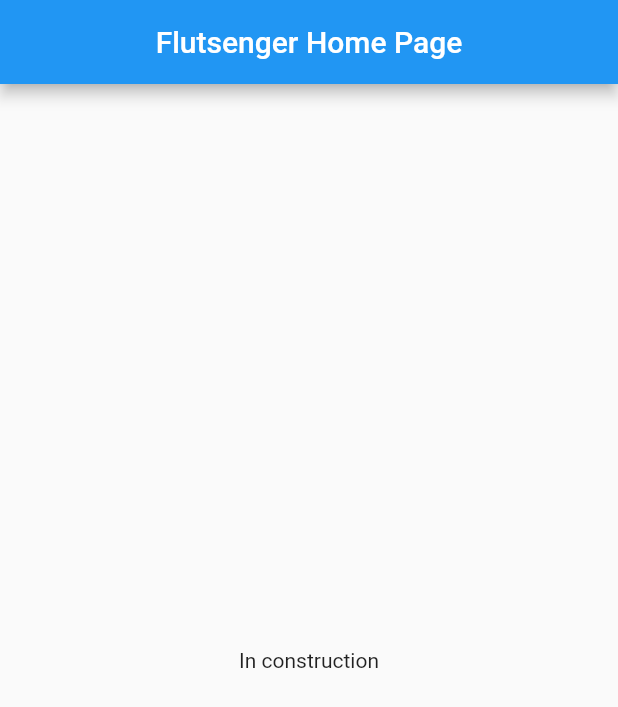
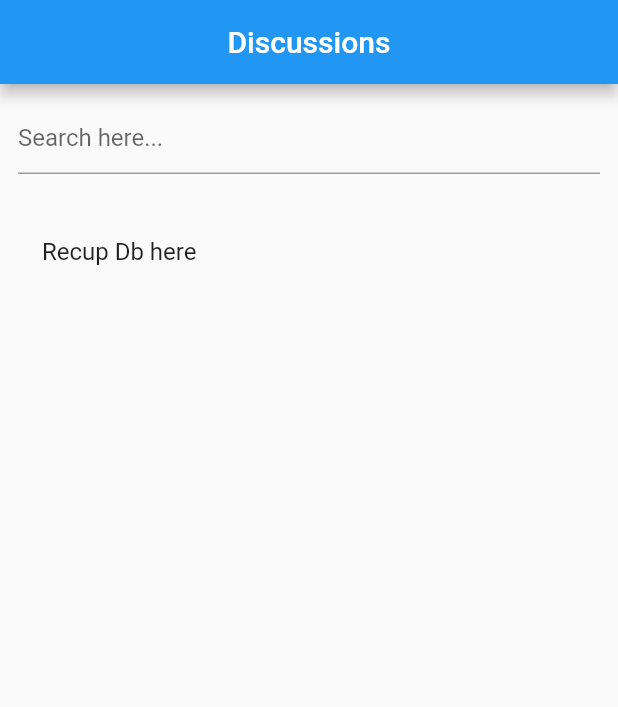
Before and after one commit to lerimeur/flutsenger, a Flutter app: the screen it shows after launch, on a phone screen of 412 x 824 dp. Shown: the top 707 px of the screen. Run offline on Flutter 3.47's test engine with Material 2 defaults, Android fonts, the light colour scheme and no system bars.

Commit message:
Add login.dart files and function with a search bar

```diff
--- a/flutsenger_app/lib/main.dart
+++ b/flutsenger_app/lib/main.dart
@@ -1,4 +1,5 @@
 import 'package:flutter/material.dart';
+import 'namesearch.dart';
 
 void main() {
   runApp(MyApp());
@@ -8,45 +9,13 @@ class MyApp extends StatelessWidget {
   @override
   Widget build(BuildContext context) {
     return MaterialApp(
-      title: 'Flutsenger',
-      theme: ThemeData(
-        primarySwatch: Colors.blue,
-        visualDensity: VisualDensity.adaptivePlatformDensity,
-      ),
-      home: MyHomePage(title: 'Flutsenger Home Page'),
-    );
+        title: 'Flutsenger',
+        theme: ThemeData(
+          primarySwatch: Colors.blue,
+          visualDensity: VisualDensity.adaptivePlatformDensity,
+        ),
+        home: Scaffold(
+            appBar: AppBar(centerTitle: true, title: Text("Discussions")),
+            body: Center(child: NameSearch())));
   }
 }
-
-class MyHomePage extends StatefulWidget {
-  MyHomePage({Key key, this.title}) : super(key: key);
-
-  final String title;
-
-  @override
-  _MyHomePageState createState() => _MyHomePageState();
-}
-
-class _MyHomePageState extends State<MyHomePage> {
-  @override
-  Widget build(BuildContext context) {
-    return new Scaffold(
-      appBar: new AppBar(
-        centerTitle: true,
-        title: new Text(
-          widget.title,
-        ),
-      ),
-      body: Center(
-        child: Column(
-          mainAxisAlignment: MainAxisAlignment.center,
-          children: <Widget>[
-            Text(
-              'In construction',
-            ),
-          ],
-        ),
-      ),
-    );
-  }
-}
--- /dev/null
+++ b/flutsenger_app/lib/namesearch.dart
@@ -0,0 +1,52 @@
+import 'package:flutter/material.dart';
+
+class NameSearch extends StatefulWidget {
+  NameSearchState createState() => NameSearchState();
+}
+
+class NameSearchState extends State<NameSearch> {
+  TextEditingController _textController = TextEditingController();
+
+  static List<String> mainDataList = [
+    "Recup Db here",
+  ];
+  List<String> newDataList = List.from(mainDataList);
+  onItemChanged(String value) {
+    setState(() {
+      newDataList = mainDataList
+          .where((string) => string.toLowerCase().contains(value.toLowerCase()))
+          .toList();
+    });
+  }
+
+  @override
+  Widget build(BuildContext context) {
+    return Scaffold(
+      body: Column(
+        children: <Widget>[
+          Padding(
+            padding: const EdgeInsets.all(12.0),
+            child: TextField(
+              controller: _textController,
+              decoration: InputDecoration(
+                hintText: 'Search here...',
+              ),
+              onChanged: onItemChanged,
+            ),
+          ),
+          Expanded(
+            child: ListView(
+              padding: EdgeInsets.all(12.0),
+              children: newDataList.map((data) {
+                return ListTile(
+                  title: Text(data),
+                  onTap: () => print(data),
+                );
+              }).toList(),
+            ),
+          )
+        ],
+      ),
+    );
+  }
+}
```
Also changed, not shown: flutsenger_app/lib/login.dart (added, +50 -0 lines).
